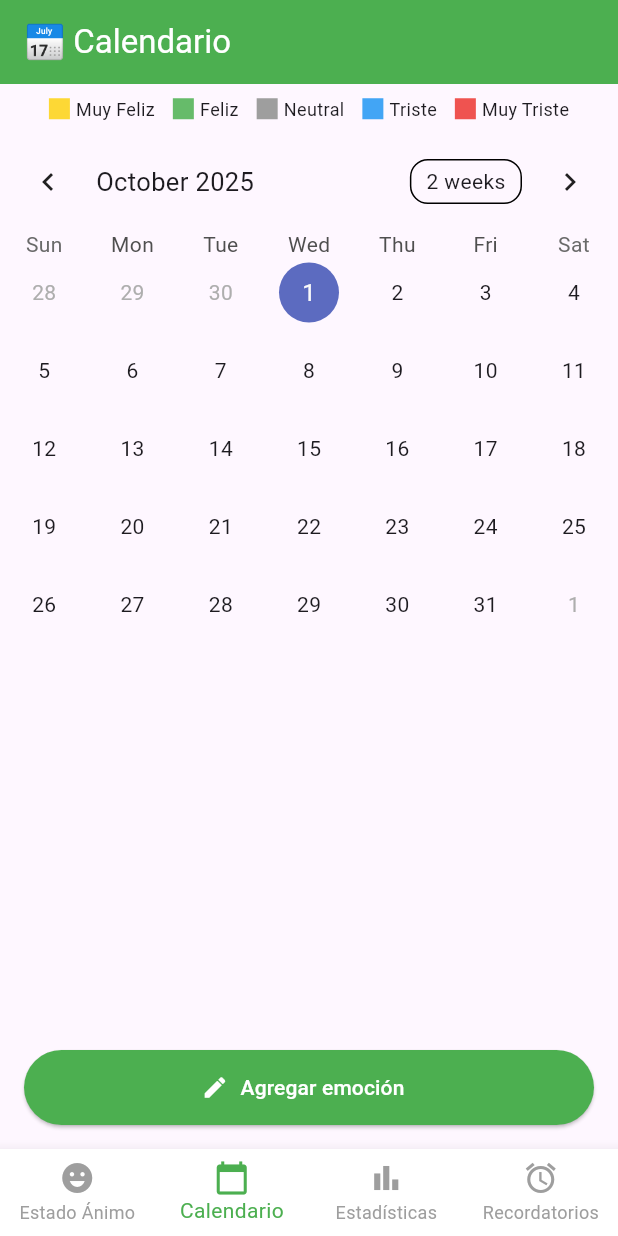
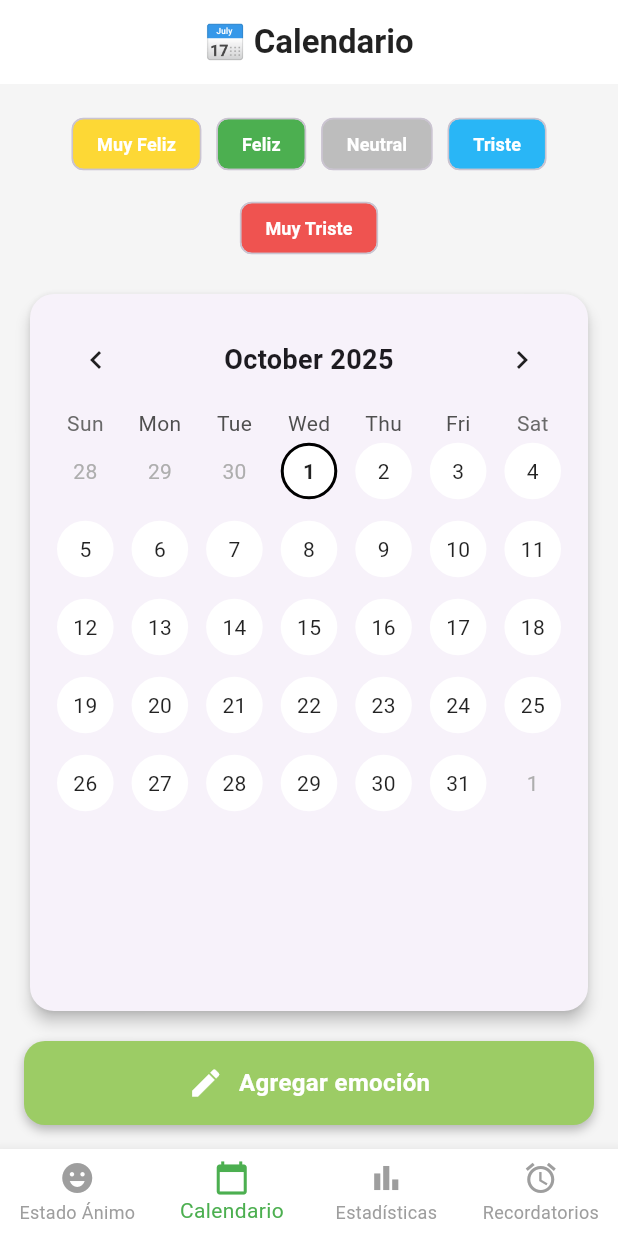
Before and after one commit to juanjoramos/Mood-Tracker, a Flutter app: the screen it shows after launch, item 2 of the bottom bar chosen, on a phone screen of 412 x 824 dp. Run offline on Flutter 3.47's test engine with Material 3 defaults, Android fonts, the phone set to English and light mode, and no system bars; drawn by our look-alikes of table_calendar; our stand-ins replace shared_preferences.

Commit message:
funcionaliad total mela

```diff
--- a/lib/vistas/calendar.dart
+++ b/lib/vistas/calendar.dart
@@ -14,21 +14,27 @@ class CalendarScreen extends StatefulWidget {
 class _CalendarScreenState extends State<CalendarScreen> {
   DateTime _focusedDay = DateTime.now();
   DateTime? _selectedDay;
-  Map<String, String> moods = {}; // {fecha: emocion}
+  Map<String, String> moods = {}; // { "yyyy-MM-dd": "Muy Feliz", ... }
 
   @override
   void initState() {
     super.initState();
     _selectedDay = DateTime.now();
+    _focusedDay = DateTime.now();
     _loadMoods();
   }
 
+  // Carga moods desde SharedPreferences
   Future<void> _loadMoods() async {
     final prefs = await SharedPreferences.getInstance();
-    final storedMoods = prefs.getString("moods");
-    if (storedMoods != null) {
+    final stored = prefs.getString("moods");
+    if (stored != null && stored.isNotEmpty) {
       setState(() {
-        moods = Map<String, String>.from(json.decode(storedMoods));
+        moods = Map<String, String>.from(json.decode(stored));
+      });
+    } else {
+      setState(() {
+        moods = {};
       });
     }
   }
@@ -38,11 +44,11 @@ class _CalendarScreenState extends State<CalendarScreen> {
       case "Muy Feliz":
         return Colors.yellow.shade600;
       case "Feliz":
-        return Colors.green.shade400;
+        return Colors.green.shade500;
       case "Neutral":
-        return Colors.grey;
+        return Colors.grey.shade400;
       case "Triste":
-        return Colors.blue.shade400;
+        return Colors.lightBlue.shade400;
       case "Muy Triste":
         return Colors.red.shade400;
       default:
@@ -50,6 +56,7 @@ class _CalendarScreenState extends State<CalendarScreen> {
     }
   }
 
+  // Abrir MoodInput y, al regresar, recargar moods y seleccionar la fecha editada
   Future<void> _openMoodInput(DateTime date, String? currentMood) async {
     final updatedMood = await Navigator.push(
       context,
@@ -64,121 +71,206 @@ class _CalendarScreenState extends State<CalendarScreen> {
     if (updatedMood != null) {
       await _loadMoods();
       setState(() {
-        _selectedDay = DateTime.now(); // vuelve a hoy
-        _focusedDay = DateTime.now();
+        // Seleccionamos y enfocamos la fecha que acabamos de editar (no hoy por fuerza)
+        _selectedDay = date;
+        _focusedDay = date;
       });
     }
   }
 
+  // Utilidad para convertir DateTime -> "yyyy-MM-dd"
+  String _dateKey(DateTime d) =>
+      "${d.year}-${d.month.toString().padLeft(2, '0')}-${d.day.toString().padLeft(2, '0')}";
+
   @override
   Widget build(BuildContext context) {
-    final selectedKey = _selectedDay != null
-        ? "${_selectedDay!.year}-${_selectedDay!.month.toString().padLeft(2, '0')}-${_selectedDay!.day.toString().padLeft(2, '0')}"
-        : null;
-
-    final selectedMood = moods[selectedKey];
+    final selectedKey =
+        _selectedDay != null ? _dateKey(_selectedDay!) : null;
+    final selectedMood = selectedKey != null ? moods[selectedKey] : null;
 
     return Scaffold(
+      backgroundColor: Colors.grey.shade100,
       appBar: AppBar(
-        backgroundColor: Colors.green,
+        backgroundColor: Colors.white,
+        elevation: 0,
+        centerTitle: true,
         title: const Text(
           "📅 Calendario",
-          style: TextStyle(color: Colors.white),
+          style: TextStyle(color: Colors.black87, fontWeight: FontWeight.bold),
         ),
       ),
-      body: Column(
+      body: Padding(
+        padding: const EdgeInsets.all(16),
+        child: Column(
           children: [
-          // Leyenda de colores
-          Padding(
-            padding: const EdgeInsets.all(8.0),
-            child: Wrap(
+            // Leyenda (chips suaves)
+            Wrap(
               alignment: WrapAlignment.center,
-              spacing: 12,
+              spacing: 10,
+              runSpacing: 8,
               children: [
                 _buildLegend("Muy Feliz", Colors.yellow.shade600),
-                _buildLegend("Feliz", Colors.green.shade400),
-                _buildLegend("Neutral", Colors.grey),
-                _buildLegend("Triste", Colors.blue.shade400),
+                _buildLegend("Feliz", Colors.green.shade500),
+                _buildLegend("Neutral", Colors.grey.shade400),
+                _buildLegend("Triste", Colors.lightBlue.shade400),
                 _buildLegend("Muy Triste", Colors.red.shade400),
               ],
             ),
+            const SizedBox(height: 16),
+
+            // Calendario en tarjeta
+            Expanded(
+              child: Card(
+                shape: RoundedRectangleBorder(
+                  borderRadius: BorderRadius.circular(16),
                 ),
-          Expanded(
+                elevation: 4,
+                child: Padding(
+                  padding: const EdgeInsets.all(12),
                   child: TableCalendar(
                     firstDay: DateTime.utc(2020, 1, 1),
                     lastDay: DateTime.utc(2030, 12, 31),
                     focusedDay: _focusedDay,
+                    // El día seleccionado es _selectedDay
                     selectedDayPredicate: (day) => isSameDay(_selectedDay, day),
+
+                    // Al seleccionar un día simplemente lo marcamos (no cambiamos colores)
                     onDaySelected: (selected, focused) {
                       setState(() {
                         _selectedDay = selected;
                         _focusedDay = focused;
                       });
                     },
+
+                    // Ocultamos control de formato ("2 weeks")
+                    headerStyle: const HeaderStyle(
+                      formatButtonVisible: false,
+                      titleCentered: true,
+                      titleTextStyle:
+                          TextStyle(fontSize: 18, fontWeight: FontWeight.bold),
+                    ),
+
+                    calendarStyle: const CalendarStyle(
+                      isTodayHighlighted: false, // evitamos color por defecto en "hoy"
+                    ),
+
+                    // Construcción personalizada de celdas
                     calendarBuilders: CalendarBuilders(
+                      // Builder general para cada día
                       defaultBuilder: (context, day, focusedDay) {
-                  final key =
-                      "${day.year}-${day.month.toString().padLeft(2, '0')}-${day.day.toString().padLeft(2, '0')}";
+                        final key = _dateKey(day);
                         final mood = moods[key];
-                  if (mood != null) {
+                        final bool isSelected = isSameDay(_selectedDay, day);
+
+                        // Si hay mood -> fondo del color del mood; si no -> blanco
+                        final backgroundColor =
+                            mood != null ? _getMoodColor(mood) : Colors.white;
+
                         return Container(
                           margin: const EdgeInsets.all(6),
                           decoration: BoxDecoration(
-                        color: _getMoodColor(mood),
+                            color: backgroundColor,
                             shape: BoxShape.circle,
+                            border: isSelected
+                                ? Border.all(color: Colors.black, width: 2)
+                                : null, // borde negro si está seleccionado
                           ),
                           alignment: Alignment.center,
                           child: Text(
                             "${day.day}",
-                        style: const TextStyle(color: Colors.white),
+                            style: TextStyle(
+                              // si hay mood, número en blanco; si no, negro
+                              color: mood != null ? Colors.white : Colors.black87,
+                              fontWeight:
+                                  isSelected ? FontWeight.bold : FontWeight.normal,
+                            ),
                           ),
                         );
-                  } else {
-                    return Center(child: Text("${day.day}"));
-                  }
+                      },
+
+                      // Para asegurar la misma apariencia en selected (opcional)
+                      selectedBuilder: (context, day, focusedDay) {
+                        final key = _dateKey(day);
+                        final mood = moods[key];
+                        final bg = mood != null ? _getMoodColor(mood) : Colors.white;
+
+                        return Container(
+                          margin: const EdgeInsets.all(6),
+                          decoration: BoxDecoration(
+                            color: bg,
+                            shape: BoxShape.circle,
+                            border: Border.all(color: Colors.black, width: 2),
+                          ),
+                          alignment: Alignment.center,
+                          child: Text(
+                            "${day.day}",
+                            style: TextStyle(
+                              color: mood != null ? Colors.white : Colors.black87,
+                              fontWeight: FontWeight.bold,
+                            ),
+                          ),
+                        );
                       },
                     ),
-              calendarFormat: CalendarFormat.month,
-              calendarStyle: const CalendarStyle(
-                todayDecoration: BoxDecoration(
-                  color: Colors.green,
-                  shape: BoxShape.circle,
                   ),
                 ),
               ),
             ),
 
-          // Botón de editar debajo
+            // Botón para agregar/editar emoción (minimalista)
             if (_selectedDay != null)
-            Padding(
-              padding: const EdgeInsets.all(16.0),
-              child: ElevatedButton.icon(
-                onPressed: () =>
-                    _openMoodInput(_selectedDay!, selectedMood),
-                icon: const Icon(Icons.edit),
-                label: Text(selectedMood == null
+              GestureDetector(
+                onTap: () => _openMoodInput(_selectedDay!, selectedMood),
+                child: Container(
+                  margin: const EdgeInsets.only(top: 16),
+                  padding:
+                      const EdgeInsets.symmetric(horizontal: 20, vertical: 16),
+                  decoration: BoxDecoration(
+                    color: Colors.lightGreen.shade400,
+                    borderRadius: BorderRadius.circular(14),
+                    boxShadow: [
+                      BoxShadow(
+                        color: Colors.black26,
+                        blurRadius: 5,
+                        offset: const Offset(0, 3),
+                      ),
+                    ],
+                  ),
+                  child: Row(
+                    mainAxisAlignment: MainAxisAlignment.center,
+                    children: [
+                      const Icon(Icons.edit, color: Colors.white),
+                      const SizedBox(width: 10),
+                      Text(
+                        selectedMood == null
                             ? "Agregar emoción"
-                    : "Editar emoción ($selectedMood)"),
-                style: ElevatedButton.styleFrom(
-                  backgroundColor: Colors.green,
-                  foregroundColor: Colors.white,
-                  minimumSize: const Size(double.infinity, 50),
+                            : "Editar emoción ($selectedMood)",
+                        style: const TextStyle(
+                            color: Colors.white,
+                            fontSize: 16,
+                            fontWeight: FontWeight.bold),
+                      ),
+                    ],
                   ),
                 ),
               ),
           ],
         ),
+      ),
     );
   }
 
   Widget _buildLegend(String text, Color color) {
-    return Row(
-      mainAxisSize: MainAxisSize.min,
-      children: [
-        Container(width: 14, height: 14, color: color),
-        const SizedBox(width: 4),
-        Text(text, style: const TextStyle(fontSize: 12)),
-      ],
+    return Chip(
+      backgroundColor: color,
+      label: Text(
+        text,
+        style: const TextStyle(
+          color: Colors.white,
+          fontSize: 12,
+          fontWeight: FontWeight.bold,
+        ),
+      ),
     );
   }
 }
--- a/lib/vistas/mood_input.dart
+++ b/lib/vistas/mood_input.dart
@@ -66,7 +66,7 @@ class _MoodInputScreenState extends State<MoodInputScreen> {
       backgroundColor: Colors.grey.shade100,
       body: Column(
         children: [
-          // 🌈 Banner superior con degradado
+          // Banner superior con degradado
           Container(
             width: double.infinity,
             padding: const EdgeInsets.only(top: 60, bottom: 30),
```
Lines whose indentation alone changed are shown as unchanged.
